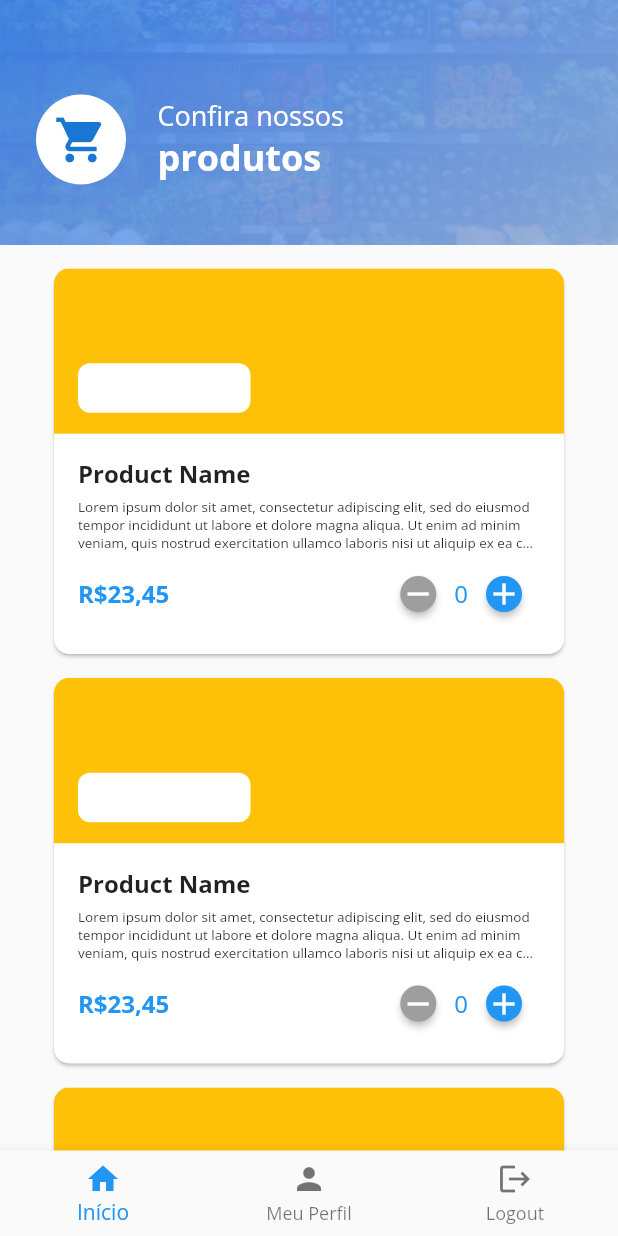
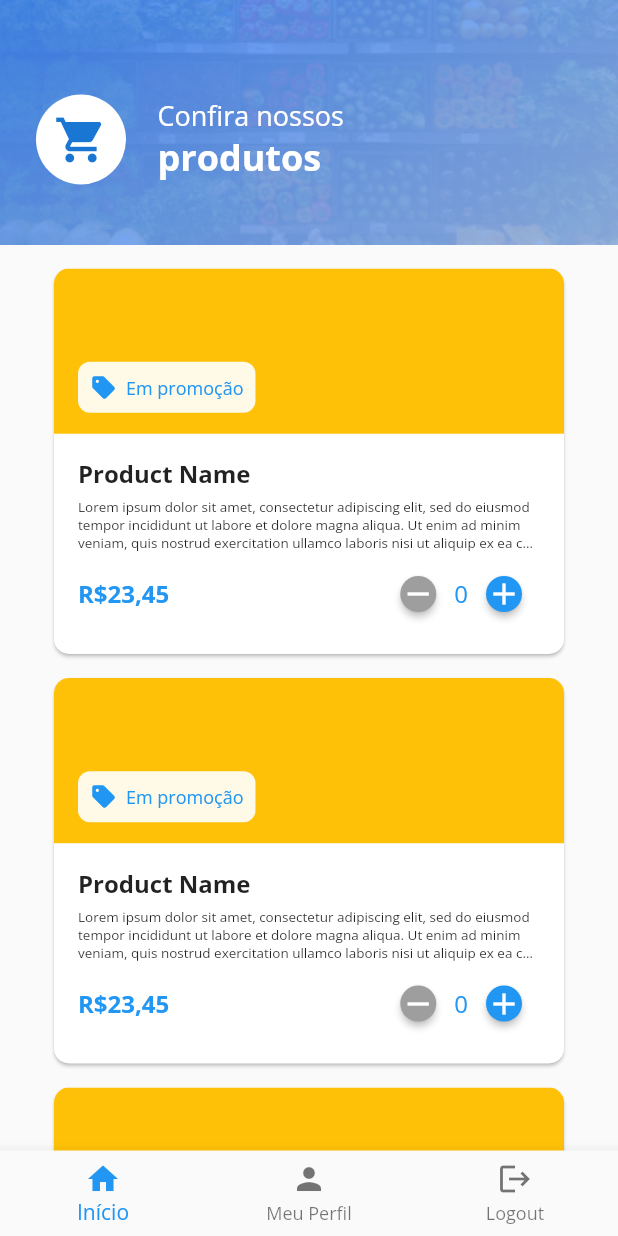
Before and after one commit to ChristianNagata/evolution_market, a Flutter app: the screen it shows after launch, on a phone screen of 412 x 824 dp. Run offline on Flutter 3.47's test engine with Material 2 defaults, Android fonts, the phone set to English and light mode, and no system bars; our stand-ins replace get_it, keyboard_dismisser.

Commit message:
on sale label

```diff
--- a/lib/layers/domain/entities/product_entity.dart
+++ b/lib/layers/domain/entities/product_entity.dart
@@ -9,6 +9,7 @@ class ProductEntity {
   String name;
   String description;
   double price;
+  int numberOfProducts;
   bool isOnSale;
 
   // TODO: change to required
@@ -16,6 +17,7 @@ class ProductEntity {
     this.name = 'Product Name',
     this.description = _loremIpsum,
     this.price = 23.445666,
+    this.numberOfProducts = 0,
     this.isOnSale = true,
   });
 }
--- /dev/null
+++ b/lib/layers/presentation/ui/widgets/on_sale_label.dart
@@ -0,0 +1,46 @@
+import 'package:flutter/material.dart';
+
+class OnSaleLabel extends StatelessWidget {
+  const OnSaleLabel({
+    Key? key,
+  }) : super(key: key);
+
+  @override
+  Widget build(BuildContext context) {
+    return Column(
+      mainAxisAlignment: MainAxisAlignment.end,
+      children: [
+        Padding(
+          padding: const EdgeInsets.only(left: 16, bottom: 14),
+          child: Container(
+            decoration: BoxDecoration(
+              color: Colors.white.withOpacity(0.9),
+              borderRadius: BorderRadius.circular(8),
+            ),
+            child: Padding(
+              padding: const EdgeInsets.all(8),
+              child: Row(
+                mainAxisSize: MainAxisSize.min,
+                children: [
+                  Icon(
+                    Icons.sell,
+                    size: 18,
+                    color: Theme.of(context).primaryColor,
+                  ),
+                  const SizedBox(width: 6),
+                  Text(
+                    'Em promoção',
+                    style: TextStyle(
+                        fontWeight: FontWeight.w400,
+                        fontSize: 12,
+                        color: Theme.of(context).primaryColor),
+                  )
+                ],
+              ),
+            ),
+          ),
+        )
+      ],
+    );
+  }
+}
--- a/lib/layers/presentation/ui/widgets/product_info_card.dart
+++ b/lib/layers/presentation/ui/widgets/product_info_card.dart
@@ -1,8 +1,8 @@
 import 'package:evolution_market/layers/domain/entities/product_entity.dart';
 import 'package:flutter/material.dart';
 import 'package:provider/provider.dart';
-
 import '../../controllers/home_notifier.dart';
+import 'on_sale_label.dart';
 
 class ProductInfoCard extends StatelessWidget {
   const ProductInfoCard(this.product, {Key? key}) : super(key: key);
@@ -34,21 +34,9 @@ class ProductInfoCard extends StatelessWidget {
                         color: Colors.amber,
                       ),
                     ),
-                    Column(
-                      mainAxisAlignment: MainAxisAlignment.end,
-                      children: [
-                        Padding(
-                          padding: const EdgeInsets.only(left: 16, bottom: 14),
-                          child: Container(
-                            width: 115,
-                            height: 33,
-                            decoration: BoxDecoration(
-                                color: Colors.white,
-                                borderRadius: BorderRadius.circular(8)),
-                          ),
-                        )
-                      ],
-                    )
+                    product.isOnSale
+                        ? const OnSaleLabel()
+                        : Container(),
                   ],
                 ),
               ),
@@ -102,6 +90,8 @@ class ProductInfoCard extends StatelessWidget {
   }
 }
 
+
+
 class _Counter extends StatelessWidget {
   const _Counter({
     Key? key,
```
